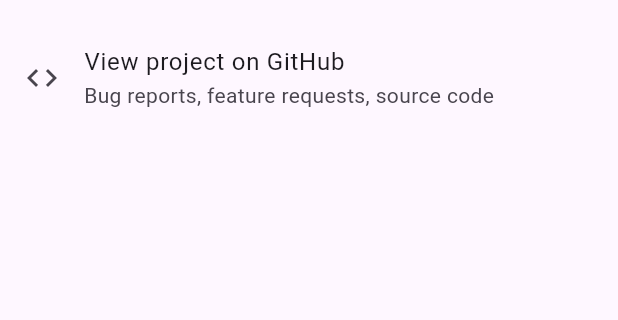
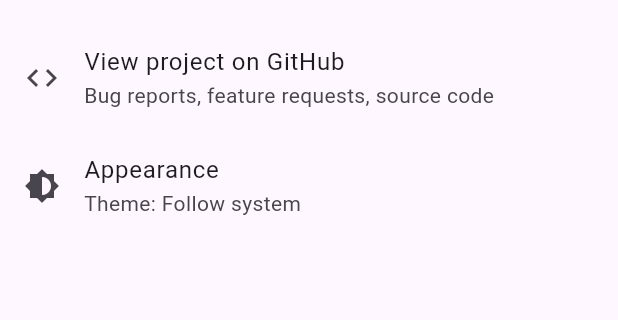
Before and after one commit to sevonj/visualtimer, a Flutter app: the screen it shows after launch, after a tap on the "menu" icon, on a phone screen of 412 x 824 dp, the part 228-548 px from its top. Run offline on Flutter 3.47's test engine with Material 3 defaults, Android fonts, the light colour scheme and no system bars; our stand-ins replace package_info_plus, shared_preferences.

Commit message:
Theme select (#48)
* menu screen

* appearance menu

* rename-appearance-settings

* settings themename

* persistence

```diff
--- a/lib/main.dart
+++ b/lib/main.dart
@@ -1,4 +1,5 @@
 import 'package:flutter/material.dart';
+import 'package:shared_preferences/shared_preferences.dart';
 import 'package:visualtimer/pages/timer.dart';
 import 'package:visualtimer/themes/dark.dart';
 import 'package:visualtimer/themes/light.dart';
@@ -9,18 +10,48 @@
   runApp(const TimerApp());
 }
 
-class TimerApp extends StatelessWidget {
+class TimerApp extends StatefulWidget {
   const TimerApp({super.key});
+  static final ValueNotifier<ThemeMode> themeNotifier =
+      ValueNotifier(ThemeMode.system);
+
+  @override
+  State<StatefulWidget> createState() => _TimerAppState();
+}
+
+class _TimerAppState extends State<TimerApp> {
+  void loadPreferences() async {
+    final SharedPreferences prefs = await SharedPreferences.getInstance();
+
+    switch (prefs.getString('themeMode')) {
+      case "ThemeMode.light":
+        TimerApp.themeNotifier.value = ThemeMode.light;
+      case "ThemeMode.dark":
+        TimerApp.themeNotifier.value = ThemeMode.dark;
+      default:
+        TimerApp.themeNotifier.value = ThemeMode.system;
+    }
+  }
+
+  @override
+  void initState() {
+    super.initState();
+    loadPreferences();
+  }
 
   @override
   Widget build(BuildContext context) {
+    return ValueListenableBuilder(
+        valueListenable: TimerApp.themeNotifier,
+        builder: (_, ThemeMode currentMode, __) {
           return MaterialApp(
             title: 'Visual Timer',
             debugShowCheckedModeBanner: false,
             theme: lightTheme,
             darkTheme: darkTheme,
-      themeMode: ThemeMode.system,
+            themeMode: currentMode,
             home: const TimerPage(),
           );
+        });
   }
 }
--- a/lib/pages/settings.dart
+++ b/lib/pages/settings.dart
@@ -1,6 +1,7 @@
 import 'package:flutter/material.dart';
 import 'package:package_info_plus/package_info_plus.dart';
 import 'package:url_launcher/url_launcher.dart';
+import 'package:visualtimer/pages/settings/appearance_settings.dart';
 
 _launchUrl() async {
   var url = Uri.parse("https://github.com/sevonj/visualtimer");
@@ -11,9 +12,14 @@
   }
 }
 
-class SettingsPage extends StatelessWidget {
+class SettingsPage extends StatefulWidget {
   const SettingsPage({super.key});
 
+  @override
+  State<SettingsPage> createState() => _SettingsPageState();
+}
+
+class _SettingsPageState extends State<SettingsPage> {
   Future<PackageInfo> _getPackageInfo() {
     return PackageInfo.fromPlatform();
   }
@@ -49,6 +55,17 @@
             onTap: _launchUrl,
             leading: Icon(Icons.code),
           ),
+          ListTile(
+            title: const Text("Appearance"),
+            subtitle:
+                Text('Theme: ${AppearanceSettings.getCurrentThemeName()}'),
+            onTap: () => Navigator.push(
+                    context,
+                    MaterialPageRoute(
+                        builder: (context) => const AppearanceSettings()))
+                .then((_) => setState(() {})),
+            leading: const Icon(Icons.brightness_6),
+          ),
         ],
       ),
     );
--- /dev/null
+++ b/lib/pages/settings/appearance_settings.dart
@@ -0,0 +1,69 @@
+import 'package:flutter/material.dart';
+import 'package:shared_preferences/shared_preferences.dart';
+
+import '../../main.dart';
+
+class AppearanceSettings extends StatefulWidget {
+  const AppearanceSettings({super.key});
+
+  static String getCurrentThemeName() {
+    switch (TimerApp.themeNotifier.value) {
+      case ThemeMode.system:
+        return "Follow system";
+      case ThemeMode.light:
+        return "Light mode";
+      case ThemeMode.dark:
+        return "Dark mode";
+    }
+  }
+
+  @override
+  State<AppearanceSettings> createState() => _AppearanceSettingsState();
+}
+
+class _AppearanceSettingsState extends State<AppearanceSettings> {
+  void setTheme(ThemeMode? themeMode) async {
+    if (themeMode == null) return;
+
+    setState(() {
+      TimerApp.themeNotifier.value = themeMode;
+    });
+
+    final SharedPreferences prefs = await SharedPreferences.getInstance();
+    await prefs.setString("themeMode", themeMode.toString());
+  }
+
+  @override
+  Widget build(BuildContext context) {
+    return Scaffold(
+      appBar: AppBar(
+        title: const Text('Appearance'),
+      ),
+      body: ListView(
+        children: [
+          RadioListTile(
+              title: const Text("Follow system"),
+              value: ThemeMode.system,
+              groupValue: TimerApp.themeNotifier.value,
+              onChanged: (ThemeMode? value) {
+                setTheme(value);
+              }),
+          RadioListTile(
+              title: const Text("Light mode"),
+              value: ThemeMode.light,
+              groupValue: TimerApp.themeNotifier.value,
+              onChanged: (ThemeMode? value) {
+                setTheme(value);
+              }),
+          RadioListTile(
+              title: const Text("Dark mode"),
+              value: ThemeMode.dark,
+              groupValue: TimerApp.themeNotifier.value,
+              onChanged: (ThemeMode? value) {
+                setTheme(value);
+              }),
+        ],
+      ),
+    );
+  }
+}
--- a/pubspec.yaml
+++ b/pubspec.yaml
@@ -39,6 +39,7 @@
   url_launcher: ^6.2.3
   package_info_plus: ^4.2.0
   flutter_launcher_icons: ^0.13.1
+  shared_preferences: ^2.2.2
 
 dev_dependencies:
   flutter_test:
```
Also changed, not shown: pubspec.lock. Lines whose indentation alone changed are shown as unchanged.
